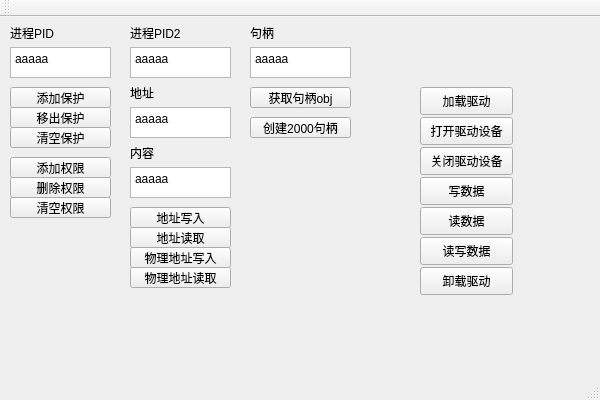
Above: QtWidgetsApp/QtWidgetsApp.ui from zhouteng1997/TP-derver before the change. Below: the same form after it.
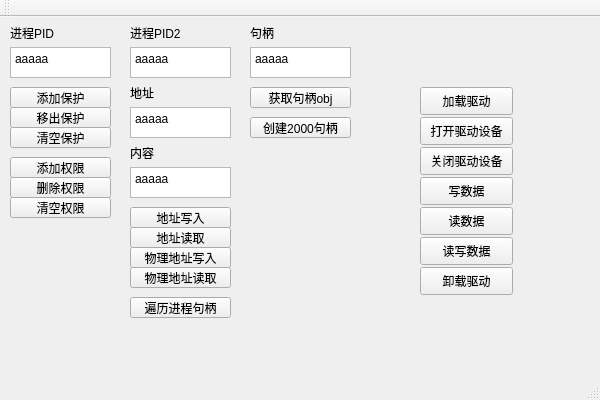
That is the form after the change.

Commit message: 处理了一个代码合并的问题

What changed in the file:
```diff
--- a/QtWidgetsApp/QtWidgetsApp.ui
+++ b/QtWidgetsApp/QtWidgetsApp.ui
@@ -411,6 +411,19 @@
      <string>创建2000句柄</string>
     </property>
    </widget>
+   <widget class="QPushButton" name="emunHandlePID_Button">
+    <property name="geometry">
+     <rect>
+      <x>130</x>
+      <y>280</y>
+      <width>101</width>
+      <height>21</height>
+     </rect>
+    </property>
+    <property name="text">
+     <string>遍历进程句柄</string>
+    </property>
+   </widget>
   </widget>
   <widget class="QMenuBar" name="menuBar">
    <property name="geometry">
```
The commit also changes 2 other files.
